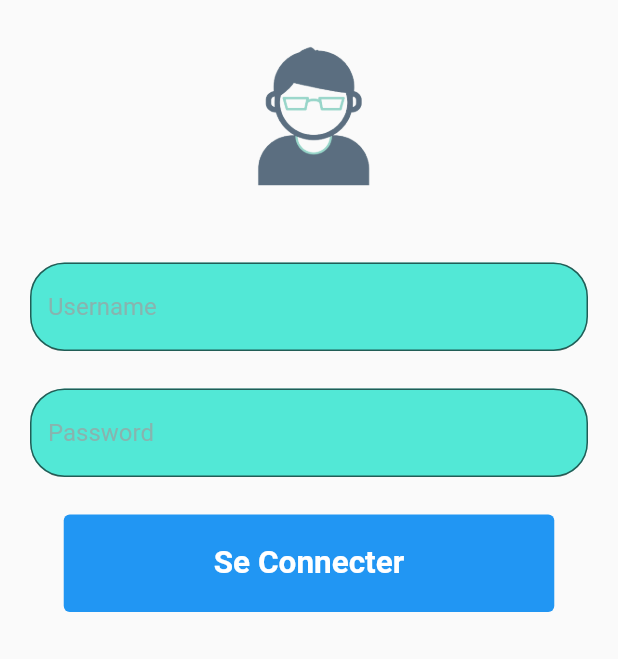
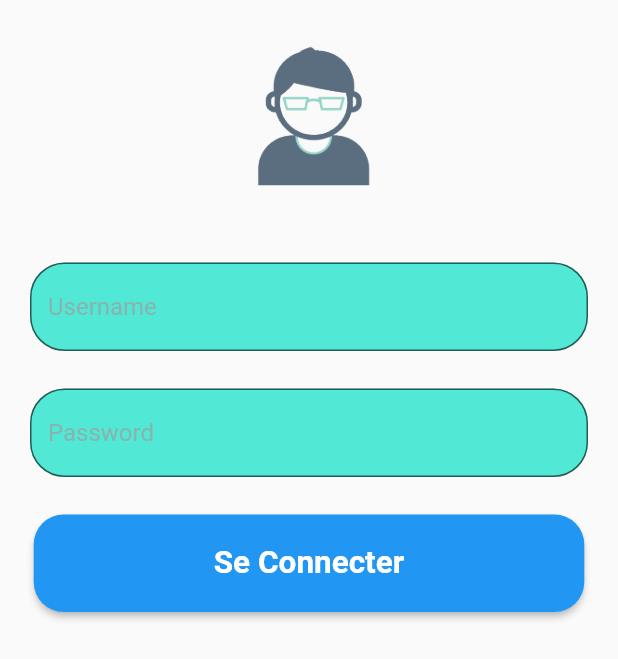
Before and after one commit to pape-medoune/Login-Flutter, a Flutter app: the screen it shows after launch, on a phone screen of 412 x 824 dp. Shown: the top 659 px of the screen. Run offline on Flutter 3.47's test engine with Material 2 defaults, Android fonts, the phone set to English and light mode, and no system bars.

Commit message:
Styled elevated button

```diff
--- a/app/lib/loginPage/login.dart
+++ b/app/lib/loginPage/login.dart
@@ -53,13 +53,16 @@ class Login extends StatelessWidget {
               const SizedBox(
                 height: 25,
               ),
-              TextButton(
+              ElevatedButton(
                 onPressed: () {},
-                style: TextButton.styleFrom(
+                style: ElevatedButton.styleFrom(
                   backgroundColor: Colors.blue,
                   padding: const EdgeInsets.symmetric(
-                    horizontal: 100,
+                    horizontal: 120,
                     vertical: 20,
+                  ),
+                  shape: RoundedRectangleBorder(
+                    borderRadius: BorderRadius.circular(20.0),
                   ),
                 ),
                 child: const Text(
--- a/app/lib/main.dart
+++ b/app/lib/main.dart
@@ -9,18 +9,10 @@ class MyApp extends StatelessWidget {
   // This widget is the root of your application.
   @override
   Widget build(BuildContext context) {
-    return MaterialApp(
+    return const MaterialApp(
       title: 'Flutter Demo',
       debugShowCheckedModeBanner: false,
-      home: Stack(
-        children: [
-          Container(
-            color: Color(0xff8f6ad0),
-            height: MediaQuery.of(context).size.height,
-          ),
-          Login(), // Assuming Login is a valid widget
-        ],
-      ),
+      home: Login(),
     );
   }
 }
```
